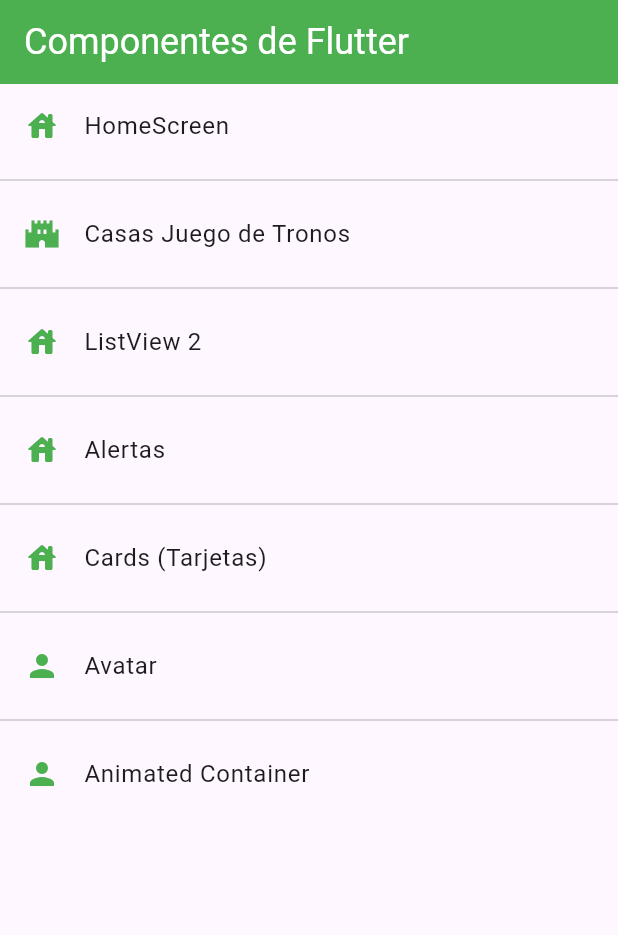
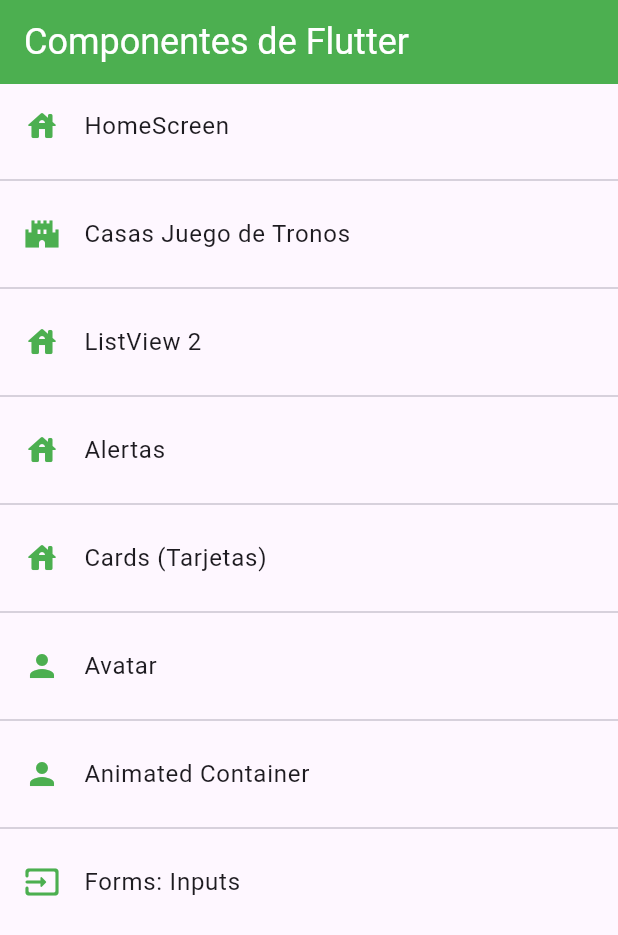
Before and after one commit to AlvaroFernandezRodriguez4/fl_components, a Flutter app: the screen it shows after launch, on a phone screen of 412 x 824 dp. Shown: the top 935 px of the screen. Run offline on Flutter 3.47's test engine with Material 3 defaults, Android fonts, the phone set to English and light mode, and no system bars.

```diff
--- a/lib/routes/app_routes.dart
+++ b/lib/routes/app_routes.dart
@@ -41,6 +41,11 @@ class AppRoutes {
         icon: Icons.person,
         name: 'Animated Container',
         screen: const AnimatedScreen()),
+    MenuOption(
+      route: 'inputs',
+      icon: Icons.input_rounded,
+      name: 'Forms: Inputs',
+      screen: const InputsScreen()),
   ];
 
   static Map<String, Widget Function(BuildContext)> getAppRoutes() {
--- a/lib/screens/screens.dart
+++ b/lib/screens/screens.dart
@@ -5,3 +5,4 @@ export 'package:fl_components/screens/listview1_screen.dart';
 export 'package:fl_components/screens/listview2_screen.dart';
 export 'package:fl_components/screens/avatar_screen.dart';
 export 'package:fl_components/screens/animated_screen.dart';
+export 'package:fl_components/screens/inputs_screen.dart';
--- a/lib/theme/app_theme.dart
+++ b/lib/theme/app_theme.dart
@@ -35,6 +35,17 @@ class AppTheme {
             shape: StadiumBorder(),
             elevation: 5,
           )
+        ),
+        //InputDecoration
+        inputDecorationTheme: InputDecorationTheme(
+          floatingLabelStyle: const TextStyle(color: primary),
+          enabledBorder: OutlineInputBorder(
+            borderSide: const BorderSide(color: primary),
+            borderRadius: BorderRadius.circular(10)
+          ),
+          focusedBorder: OutlineInputBorder(
+            borderRadius: BorderRadius.circular(10)
+          )
         )
   );
 
--- a/lib/widgets/widgets.dart
+++ b/lib/widgets/widgets.dart
@@ -1,2 +1,3 @@
 export 'package:fl_components/widgets/custom_card_tipo_1.dart';
 export 'package:fl_components/widgets/custom_card_tipo_2.dart';
+export 'package:fl_components/widgets/custom_text_form_file.dart';
```
Also changed, not shown: lib/screens/inputs_screen.dart (added, +53 -0 lines), lib/widgets/custom_text_form_file.dart (added, +42 -0 lines).
